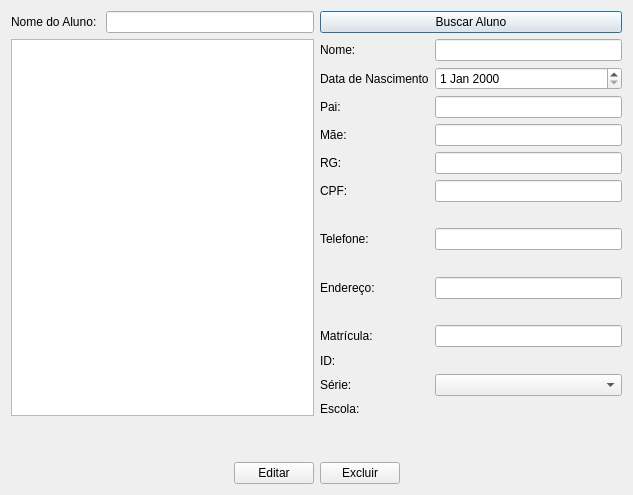
Above: src/main/python/ui/widgets/editarOuExcluir.ui from matheusfillipe/ganec before the change. Below: the same form after it.
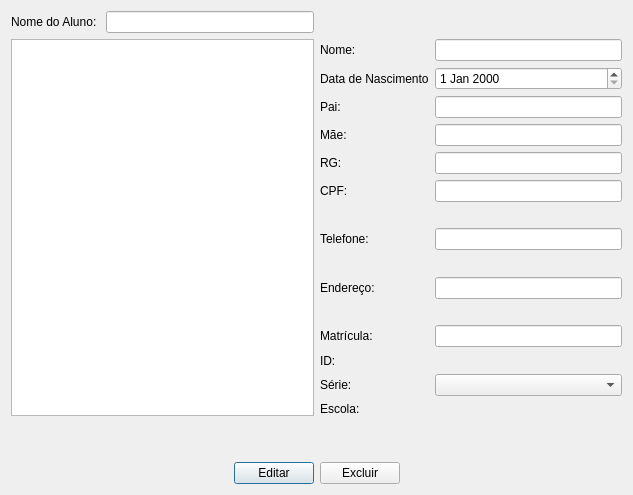
That is the form after the change.

What changed in the file:
```diff
--- a/src/main/python/ui/widgets/editarOuExcluir.ui
+++ b/src/main/python/ui/widgets/editarOuExcluir.ui
@@ -18,13 +18,6 @@
     <layout class="QGridLayout" name="gridLayout_4">
      <item row="0" column="0">
       <layout class="QGridLayout" name="gridLayout_3">
-       <item row="0" column="1">
-        <widget class="QPushButton" name="pushButtonBuscarAluno">
-         <property name="text">
-          <string>Buscar Aluno</string>
-         </property>
-        </widget>
-       </item>
        <item row="2" column="1">
         <layout class="QVBoxLayout" name="verticalLayout">
          <item>
```
